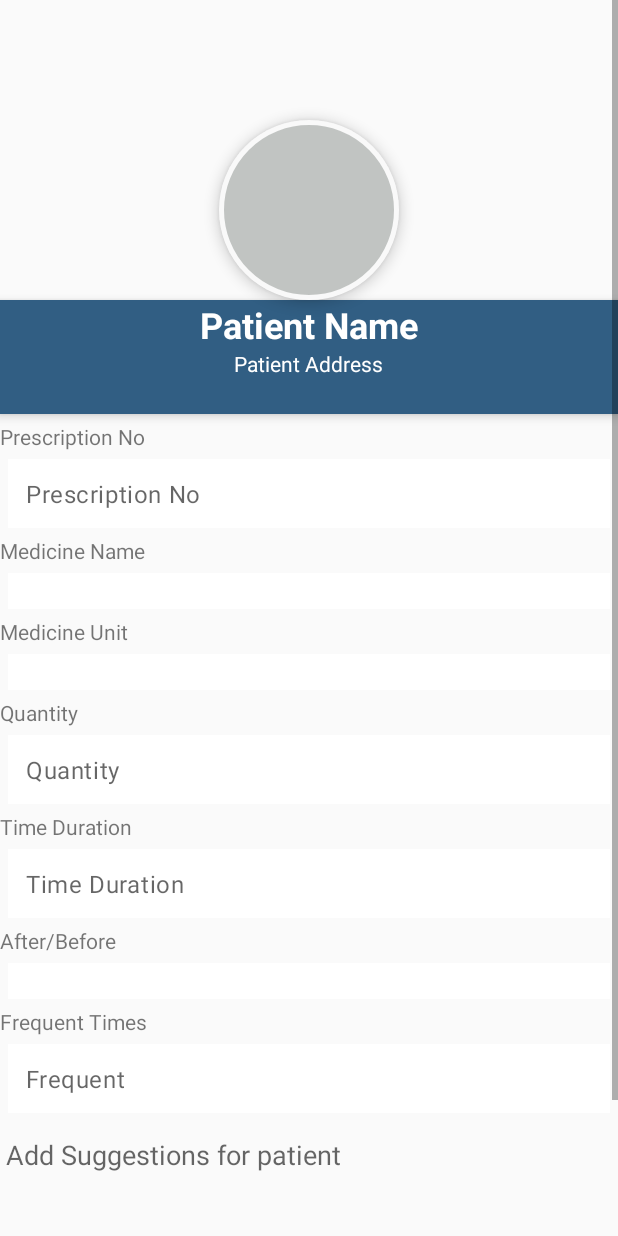
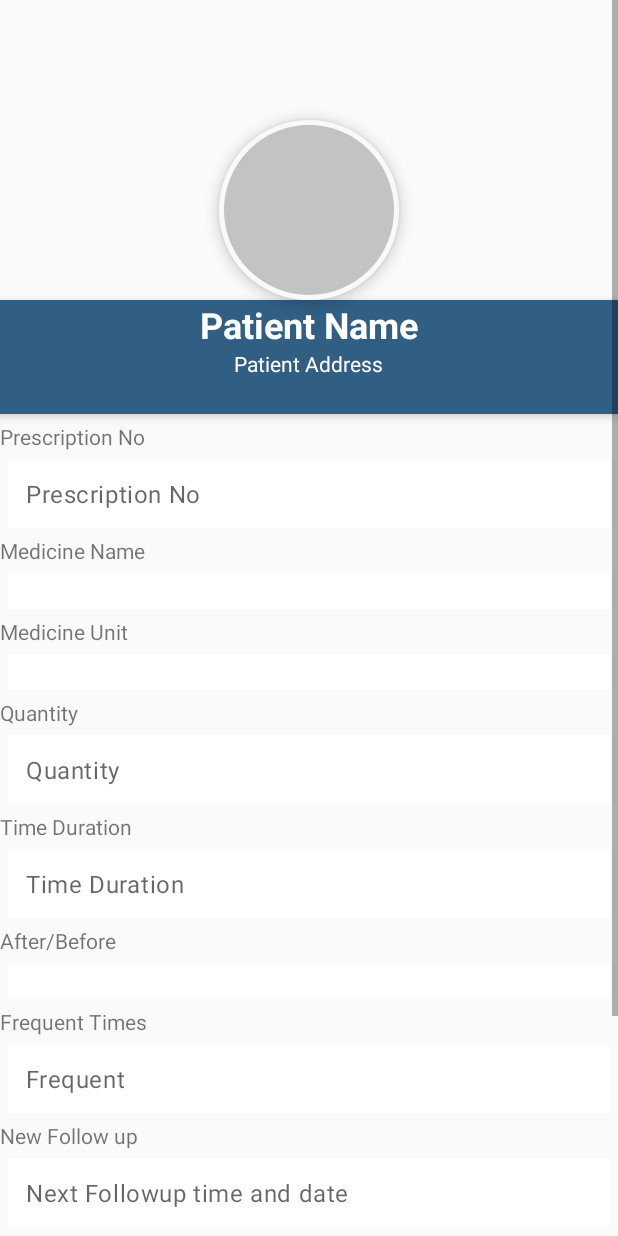
Before and after one commit to IshtiaqueRahmanTonmoy/PatientManagement, an Android app: the layout activity_add_prescription.xml on its own in the app's theme, with its tools: preview values and no code run, on a phone screen of 412 x 824 dp. Run offline under Robolectric (Android 15) with nearby library versions, the phone set to English and light mode, and no system bars.

Commit message:
latest commit

```diff
--- a/app/src/main/res/layout-sw320dp/activity_add_prescription.xml
+++ b/app/src/main/res/layout-sw320dp/activity_add_prescription.xml
@@ -81,6 +81,10 @@
                 android:layout_height="wrap_content"
                 android:inputType="text"
                 android:hint="Prescription No"
+                android:clickable="false"
+                android:cursorVisible="false"
+                android:focusable="false"
+                android:focusableInTouchMode="false"
                 android:layout_margin="5dp"
                 android:layout_marginBottom="3dp"
                 android:layout_marginTop="3dp"
@@ -246,6 +250,28 @@
                 android:textSize="16dp"
                 android:padding="12dp"/>
 
+            <TextView
+                android:layout_width="wrap_content"
+                android:layout_height="wrap_content"
+                android:text="New Follow up"
+                android:textSize="14sp"
+                android:layout_below="@+id/user_profile_name"
+                android:layout_centerHorizontal="true" />
+
+            <EditText
+                android:id="@+id/NextFollowup"
+                android:layout_width="match_parent"
+                android:layout_height="wrap_content"
+                android:inputType="text"
+                android:hint="Next Followup time and date"
+                android:layout_margin="5dp"
+                android:layout_marginBottom="3dp"
+                android:layout_marginTop="3dp"
+                android:letterSpacing="0.025"
+                android:background="#fff"
+                android:textSize="16dp"
+                android:padding="12dp"/>
+
             <EditText
                 android:id="@+id/addSugestion"
                 android:layout_width="match_parent"
--- a/app/src/main/res/layout-sw360dp/activity_add_prescription.xml
+++ b/app/src/main/res/layout-sw360dp/activity_add_prescription.xml
@@ -81,6 +81,10 @@
                 android:layout_height="wrap_content"
                 android:inputType="text"
                 android:hint="Prescription No"
+                android:clickable="false"
+                android:cursorVisible="false"
+                android:focusable="false"
+                android:focusableInTouchMode="false"
                 android:layout_margin="5dp"
                 android:layout_marginBottom="3dp"
                 android:layout_marginTop="3dp"
@@ -246,6 +250,28 @@
                 android:textSize="16dp"
                 android:padding="12dp"/>
 
+            <TextView
+                android:layout_width="wrap_content"
+                android:layout_height="wrap_content"
+                android:text="New Follow up"
+                android:textSize="14sp"
+                android:layout_below="@+id/user_profile_name"
+                android:layout_centerHorizontal="true" />
+
+            <EditText
+                android:id="@+id/NextFollowup"
+                android:layout_width="match_parent"
+                android:layout_height="wrap_content"
+                android:inputType="text"
+                android:hint="Next Followup time and date"
+                android:layout_margin="5dp"
+                android:layout_marginBottom="3dp"
+                android:layout_marginTop="3dp"
+                android:letterSpacing="0.025"
+                android:background="#fff"
+                android:textSize="16dp"
+                android:padding="12dp"/>
+
             <EditText
                 android:id="@+id/addSugestion"
                 android:layout_width="match_parent"
--- a/app/src/main/res/layout/activity_add_prescription.xml
+++ b/app/src/main/res/layout/activity_add_prescription.xml
@@ -81,6 +81,10 @@
                 android:layout_height="wrap_content"
                 android:inputType="text"
                 android:hint="Prescription No"
+                android:clickable="false"
+                android:cursorVisible="false"
+                android:focusable="false"
+                android:focusableInTouchMode="false"
                 android:layout_margin="5dp"
                 android:layout_marginBottom="3dp"
                 android:layout_marginTop="3dp"
@@ -246,6 +250,28 @@
                 android:textSize="16dp"
                 android:padding="12dp"/>
 
+            <TextView
+                android:layout_width="wrap_content"
+                android:layout_height="wrap_content"
+                android:text="New Follow up"
+                android:textSize="14sp"
+                android:layout_below="@+id/user_profile_name"
+                android:layout_centerHorizontal="true" />
+
+            <EditText
+                android:id="@+id/NextFollowup"
+                android:layout_width="match_parent"
+                android:layout_height="wrap_content"
+                android:inputType="text"
+                android:hint="Next Followup time and date"
+                android:layout_margin="5dp"
+                android:layout_marginBottom="3dp"
+                android:layout_marginTop="3dp"
+                android:letterSpacing="0.025"
+                android:background="#fff"
+                android:textSize="16dp"
+                android:padding="12dp"/>
+
             <EditText
                 android:id="@+id/addSugestion"
                 android:layout_width="match_parent"
--- a/app/src/main/res/values/colors.xml
+++ b/app/src/main/res/values/colors.xml
@@ -1,6 +1,6 @@
 <?xml version="1.0" encoding="utf-8"?>
 <resources>
-    <color name="colorPrimary">#3F51B5</color>
+    <color name="colorPrimary">#20339b</color>
     <color name="colorPrimaryDark">#303F9F</color>
     <color name="colorAccent">#FF4081</color>
     <color name="white">#f2f2f2</color>
```
Also changed, not shown: app/src/main/java/com/patientmanagement/activity/AddPrescriptionActivity.java (+114 -3 lines).
